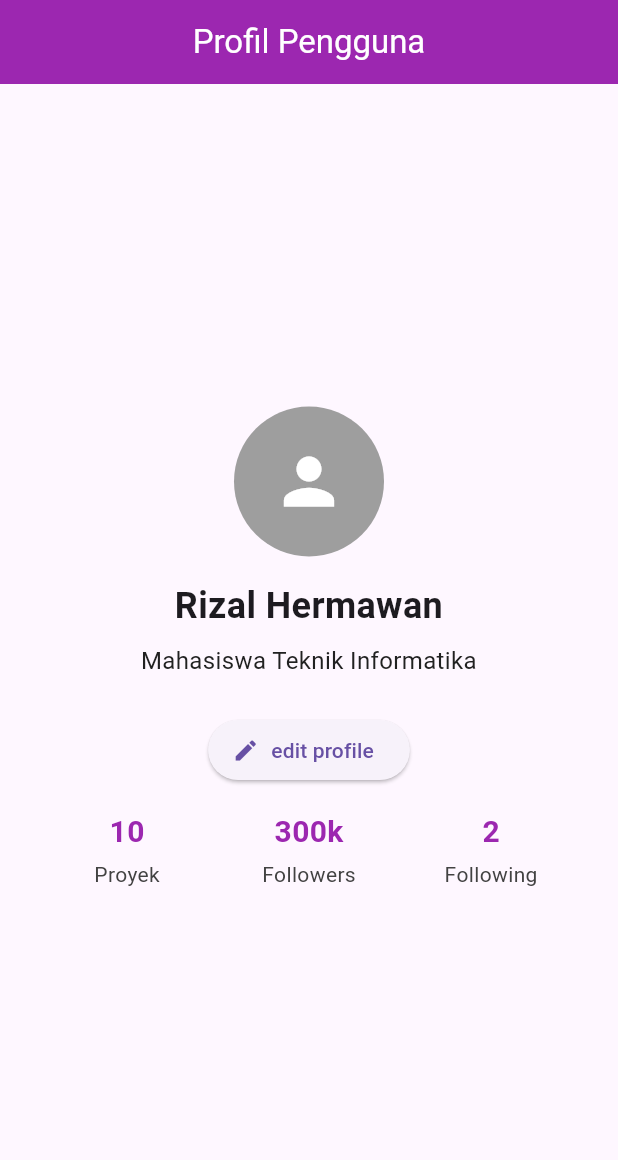
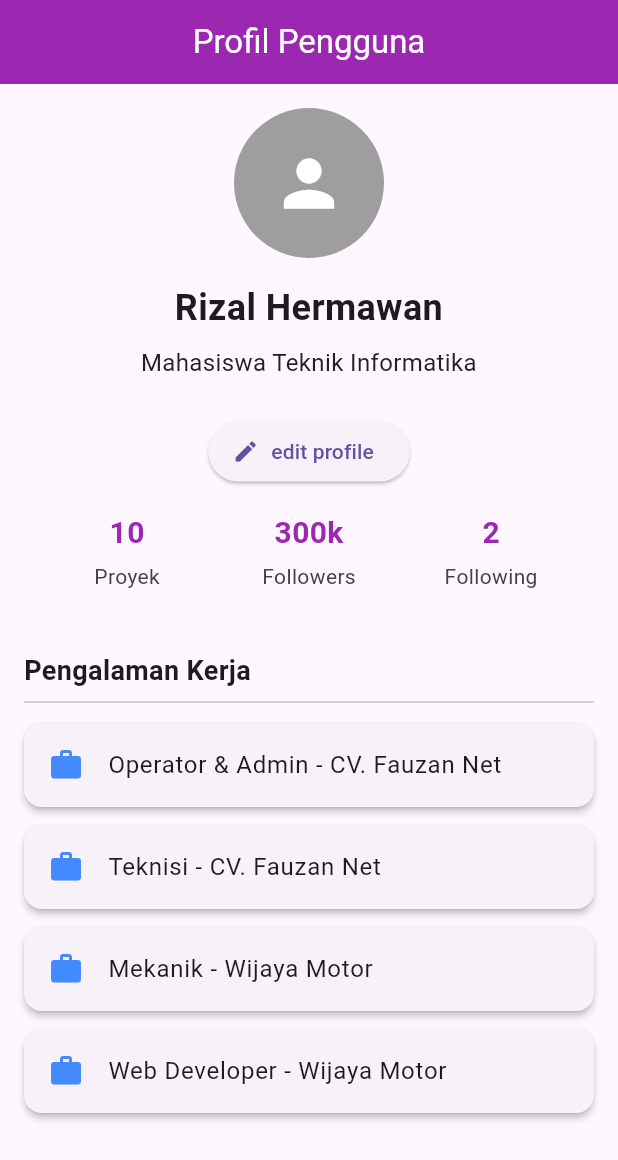
Before and after one commit to RizlH/Meet5-LayoutFlutter, a Flutter app: the screen it shows after launch, on a phone screen of 412 x 824 dp. Shown: the top 1160 px of the screen. Run offline on Flutter 3.47's test engine with Material 3 defaults, Android fonts, the phone set to English and light mode, and no system bars.

Commit message:
feat: add scrollable experience list using ListView.builder

```diff
--- a/flutterlayout5/lib/main.dart
+++ b/flutterlayout5/lib/main.dart
@@ -12,6 +12,13 @@
 
   final String userName = 'Rizal Hermawan';
   final String role = 'Mahasiswa Teknik Informatika';
+
+  final List<String> experiences = const [
+    'Operator & Admin - CV. Fauzan Net',
+    'Teknisi - CV. Fauzan Net',
+    'Mekanik - Wijaya Motor',
+    'Web Developer - Wijaya Motor',
+  ];
 
   @override
   Widget build(BuildContext context) {
@@ -48,6 +55,36 @@
                 label: const Text("edit profile"),
               ),
               const ProfileStats(),
+              const SizedBox(height: 24),
+              const Align(
+                alignment: Alignment.centerLeft,
+                child: Text(
+                  'Pengalaman Kerja',
+                  style: TextStyle(
+                    fontSize: 18,
+                    fontWeight: FontWeight.bold,
+                  ),
+                ),
+              ),
+              const Divider(),
+              Expanded(
+                child: ListView.builder(
+                  itemCount: experiences.length,
+                  itemBuilder: (context, index) {
+                    return Card(
+                      elevation: 2,
+                      margin: const EdgeInsets.symmetric(vertical: 6),
+                      child: ListTile(
+                        leading: const Icon(
+                          Icons.work,
+                          color: Colors.blueAccent,
+                        ),
+                        title: Text(experiences[index]),
+                      ),
+                    );
+                  },
+                ),
+              ),
             ],
           )
         )
```
